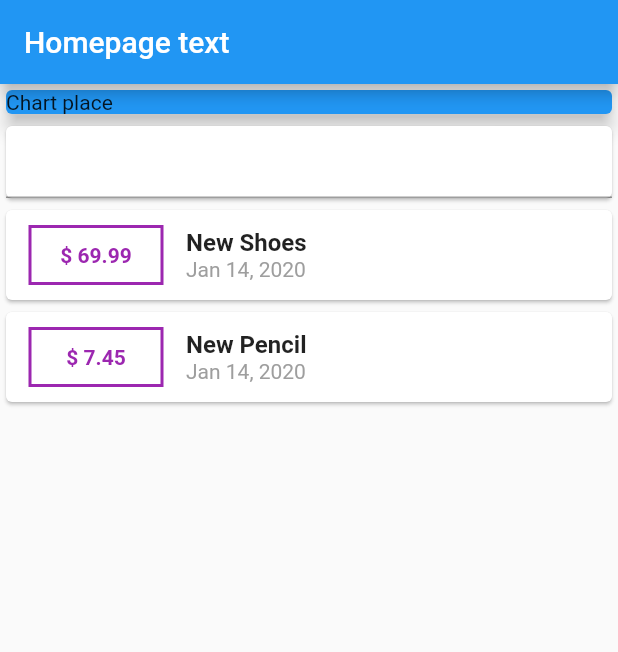
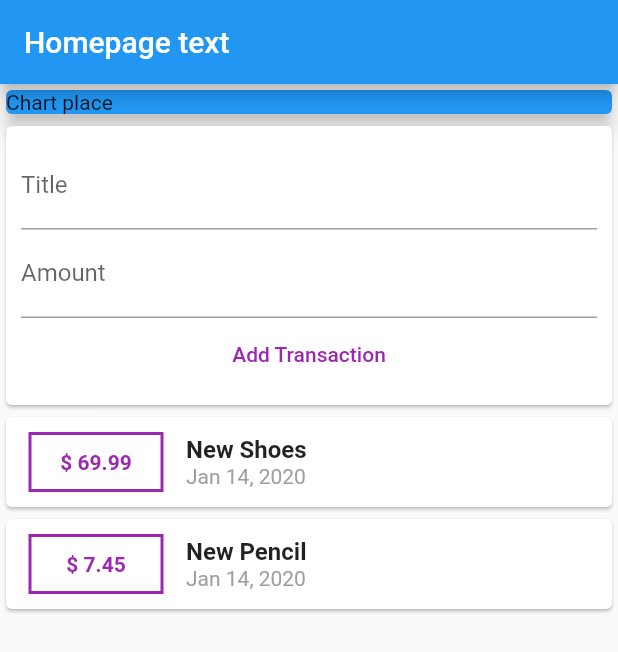
Before and after one commit to hoonblizz/Flutter_Sample_2_Personal_Expense_App, a Flutter app: the screen it shows after launch, on a phone screen of 412 x 824 dp. Shown: the top 652 px of the screen. Run offline on Flutter 3.47's test engine with Material 2 defaults, Android fonts, the phone set to English and light mode, and no system bars.

Commit message:
Text input

```diff
--- a/lib/main.dart
+++ b/lib/main.dart
@@ -31,6 +31,11 @@ class MyHomePage extends StatelessWidget {
     ),
   ];
 
+  // String titleInput;
+  // String amountInput;
+  final titleController = TextEditingController();
+  final amountController = TextEditingController();
+
   @override
   Widget build(BuildContext context) {
     return Scaffold(
@@ -52,10 +57,30 @@ class MyHomePage extends StatelessWidget {
             ),
             // 유저 인풋 컨테이너
             Card(
-              child: Column(
-                children: <Widget>[
-                  TextField(),
-                ],
+              child: Container(
+                padding: EdgeInsets.all(10),
+                child: Column(
+                  children: <Widget>[
+                    TextField(
+                      decoration: InputDecoration(labelText: 'Title'),
+                      controller: titleController,
+                      //onChanged: (val) => titleInput = val
+                    ),
+                    TextField(
+                      decoration: InputDecoration(labelText: 'Amount'),
+                      controller: amountController,
+                      //onChanged: (val) => amountInput = val
+                    ),
+                    FlatButton(
+                      child: Text('Add Transaction'),
+                      textColor: Colors.purple,
+                      onPressed: () {
+                        print(titleController.text);
+
+                      },
+                    )
+                  ],
+                ),
               ),
             ),
             // 트랜젝션 컨테이너
--- /dev/null
+++ b/lib/transaction.dart
@@ -0,0 +1,16 @@
+import 'package:flutter/foundation.dart'; // @required 쓰기 위한것
+
+class Transaction {
+  String id;
+  String title;
+  double amount;
+  DateTime date;
+
+  // Constructor
+  Transaction({
+    @required this.id,
+    @required this.title,
+    @required this.amount,
+    @required this.date,
+  });
+}
```
Also changed, not shown: 1 other file.
